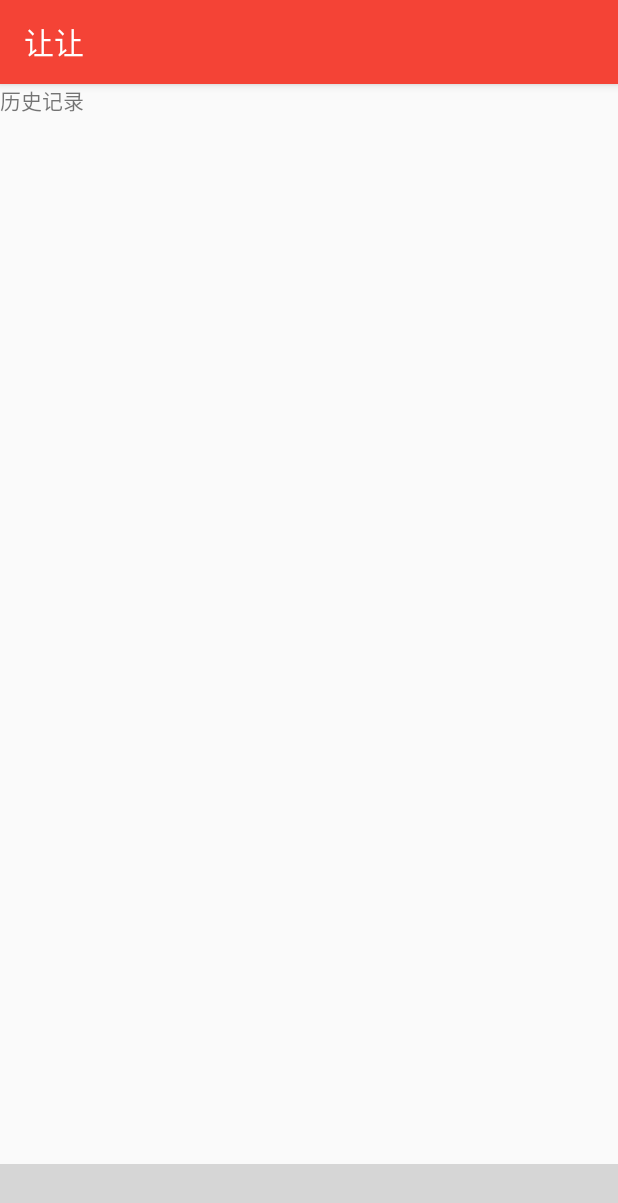
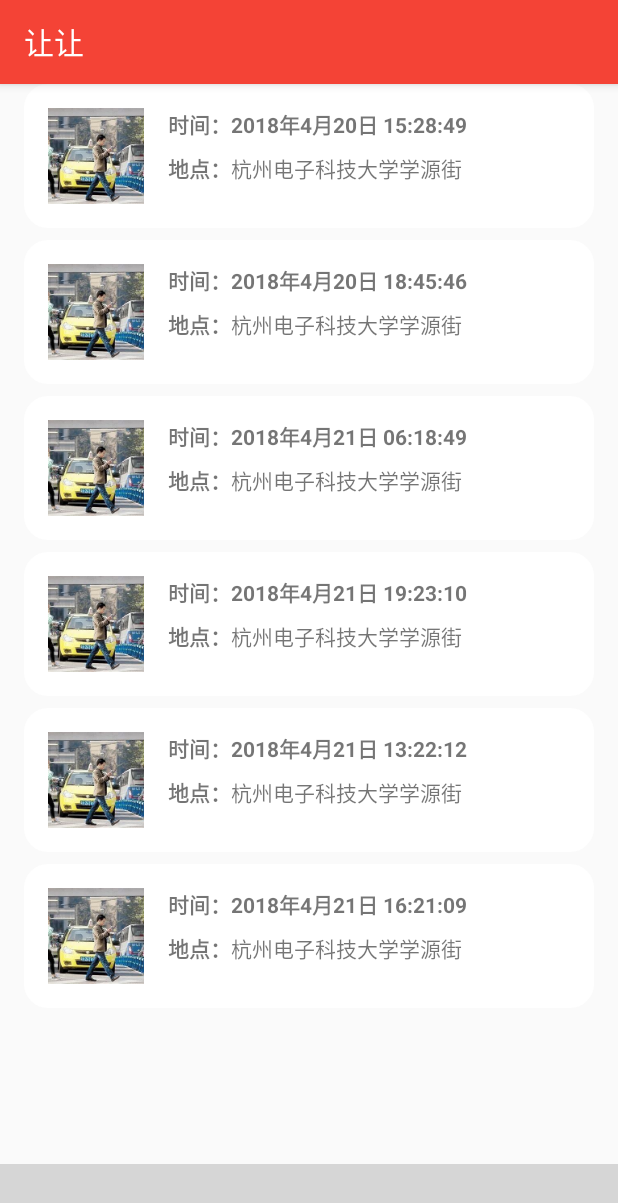
Before and after one commit to JaylenHsieh/Rangrang, an Android app: the fragment HistoryFragment placed in its activity, on a phone screen of 412 x 824 dp. Shown: the top 1203 px of the screen. Run offline under Robolectric (Android 15) with nearby library versions, the phone set to English and light mode, and no system bars; plain views replace BottomBar; 1 statement that could not run was skipped; grey boxes are pictures that could not be loaded.

Commit message:
完成历史记录的界面，假的数据

```diff
--- a/app/src/main/java/com/newe/rangrang/HistoryFragment.java
+++ b/app/src/main/java/com/newe/rangrang/HistoryFragment.java
@@ -3,16 +3,25 @@ package com.newe.rangrang;
 
 import android.os.Bundle;
 import android.support.v4.app.Fragment;
+import android.support.v7.widget.LinearLayoutManager;
+import android.support.v7.widget.RecyclerView;
 import android.view.LayoutInflater;
 import android.view.View;
 import android.view.ViewGroup;
 
+import com.newe.rangrang.adapter.HistoryAdapter;
+import com.newe.rangrang.bean.HistoryBean;
+
+import java.util.ArrayList;
+import java.util.List;
 
 
 /**
  * A simple {@link Fragment} subclass.
  */
 public class HistoryFragment extends Fragment {
+
+    private static List<HistoryBean> mHistoryList = new ArrayList<>();
 
 
     public HistoryFragment() {
@@ -24,7 +33,31 @@ public class HistoryFragment extends Fragment {
     public View onCreateView(LayoutInflater inflater, ViewGroup container,
                              Bundle savedInstanceState) {
         // Inflate the layout for this fragment
-        return inflater.inflate(R.layout.fragment_history, container, false);
+        View view = inflater.inflate(R.layout.fragment_history, container, false);
+        RecyclerView recyclerView = view.findViewById(R.id.list_history);
+        recyclerView.setLayoutManager(new LinearLayoutManager(getContext()));
+        recyclerView.setAdapter(new HistoryAdapter(mHistoryList));
+        return view;
     }
 
+    @Override
+    public void onResume() {
+        super.onResume();
+        initList();
+    }
+
+    private void initList(){
+        HistoryBean h1 = new HistoryBean("2018年4月20日 15:28:49","杭州电子科技大学学源街",R.mipmap.img_road);
+        HistoryBean h2 = new HistoryBean("2018年4月20日 18:45:46","杭州电子科技大学学源街",R.mipmap.img_road);
+        HistoryBean h3 = new HistoryBean("2018年4月21日 06:18:49","杭州电子科技大学学源街",R.mipmap.img_road);
+        HistoryBean h4 = new HistoryBean("2018年4月21日 19:23:10","杭州电子科技大学学源街",R.mipmap.img_road);
+        HistoryBean h5 = new HistoryBean("2018年4月21日 13:22:12","杭州电子科技大学学源街",R.mipmap.img_road);
+        HistoryBean h6 = new HistoryBean("2018年4月21日 16:21:09","杭州电子科技大学学源街",R.mipmap.img_road);
+        mHistoryList.add(h1);
+        mHistoryList.add(h2);
+        mHistoryList.add(h3);
+        mHistoryList.add(h4);
+        mHistoryList.add(h5);
+        mHistoryList.add(h6);
+    }
 }
--- a/app/src/main/java/com/newe/rangrang/MainActivity.kt
+++ b/app/src/main/java/com/newe/rangrang/MainActivity.kt
@@ -18,7 +18,7 @@ class MainActivity : AppCompatActivity() {
                 R.id.tab_flash -> replaceFragment(FlashFragment())
                 R.id.tab_screen -> replaceFragment(ScreenFragment())
                 R.id.tab_history -> replaceFragment(HistoryFragment())
-                R.id.tab_profile -> replaceFragment(ScreenFragment())
+                R.id.tab_profile -> replaceFragment(ProfileFragment())
                 else -> Toast.makeText(this,"出错啦",Toast.LENGTH_SHORT).show()
             }
         }
--- /dev/null
+++ b/app/src/main/java/com/newe/rangrang/adapter/HistoryAdapter.java
@@ -0,0 +1,60 @@
+package com.newe.rangrang.adapter;
+
+import android.support.annotation.NonNull;
+import android.support.v7.widget.RecyclerView;
+import android.view.LayoutInflater;
+import android.view.View;
+import android.view.ViewGroup;
+import android.widget.ImageView;
+import android.widget.TextView;
+
+import com.newe.rangrang.R;
+import com.newe.rangrang.bean.HistoryBean;
+
+import java.util.List;
+
+/**
+ * Created by Jaylen Hsieh on 2018/04/22.
+ */
+public class HistoryAdapter extends RecyclerView.Adapter<HistoryAdapter.MyViewHolder> {
+
+    private List<HistoryBean> mHistoryList;
+
+    static class MyViewHolder extends RecyclerView.ViewHolder{
+        ImageView photo;
+        TextView time;
+        TextView location;
+
+        public MyViewHolder(View view){
+            super(view);
+            photo = view.findViewById(R.id.img_photo);
+            time = view.findViewById(R.id.tv_time);
+            location = view.findViewById(R.id.tv_location);
+        }
+    }
+
+    public HistoryAdapter(List<HistoryBean> historyList){
+        mHistoryList = historyList;
+    }
+
+    @NonNull
+    @Override
+    public MyViewHolder onCreateViewHolder(@NonNull ViewGroup parent, int viewType) {
+        View view = LayoutInflater.from(parent.getContext()).inflate(R.layout.item_history, parent,false);
+        final MyViewHolder holder = new MyViewHolder(view);
+        return holder;
+    }
+
+    @Override
+    public void onBindViewHolder(@NonNull MyViewHolder holder, int position) {
+        HistoryBean historyBean = mHistoryList.get(position);
+        holder.photo.setImageResource(historyBean.getPhoto());
+        holder.time.setText(historyBean.getTime());
+        holder.location.setText(historyBean.getLocation());
+    }
+
+    @Override
+    public int getItemCount() {
+        return mHistoryList.size();
+    }
+}
--- /dev/null
+++ b/app/src/main/java/com/newe/rangrang/bean/HistoryBean.java
@@ -0,0 +1,41 @@
+package com.newe.rangrang.bean;
+
+/**
+ * Created by Jaylen Hsieh on 2018/04/22.
+ */
+public class HistoryBean {
+
+    private String time;
+    private String location;
+    private int photo;
+
+    public HistoryBean(String time, String location, int photo) {
+        this.time = time;
+        this.location = location;
+        this.photo = photo;
+    }
+
+    public String getTime() {
+        return time;
+    }
+
+    public void setTime(String time) {
+        this.time = time;
+    }
+
+    public String getLocation() {
+        return location;
+    }
+
+    public void setLocation(String location) {
+        this.location = location;
+    }
+
+    public int getPhoto() {
+        return photo;
+    }
+
+    public void setPhoto(int photo) {
+        this.photo = photo;
+    }
+}
--- /dev/null
+++ b/app/src/main/res/drawable/bg_list.xml
@@ -0,0 +1,6 @@
+<?xml version="1.0" encoding="utf-8"?>
+<shape xmlns:android="http://schemas.android.com/apk/res/android">
+    <corners android:radius="16dp"/>
+    <solid android:color="#fff"/>
+
+</shape>
--- a/app/src/main/res/layout/fragment_history.xml
+++ b/app/src/main/res/layout/fragment_history.xml
@@ -6,9 +6,9 @@
     tools:context=".HistoryFragment">
 
     <!-- TODO: Update blank fragment layout -->
-    <TextView
+
+    <android.support.v7.widget.RecyclerView
+        android:id="@+id/list_history"
         android:layout_width="match_parent"
-        android:layout_height="match_parent"
-        android:text="历史记录" />
-
+        android:layout_height="match_parent"/>
 </FrameLayout>
--- /dev/null
+++ b/app/src/main/res/layout/item_history.xml
@@ -0,0 +1,59 @@
+<?xml version="1.0" encoding="utf-8"?>
+<android.support.constraint.ConstraintLayout xmlns:android="http://schemas.android.com/apk/res/android"
+    xmlns:app="http://schemas.android.com/apk/res-auto"
+    xmlns:tools="http://schemas.android.com/tools"
+    android:layout_width="match_parent"
+    android:layout_height="wrap_content"
+    android:background="@drawable/bg_list"
+    android:padding="16dp"
+    android:layout_marginStart="16dp"
+    android:layout_marginEnd="16dp"
+    android:layout_marginBottom="8dp">
+
+    <ImageView
+        android:id="@+id/img_photo"
+        android:layout_width="64dp"
+        android:layout_height="64dp"
+        android:scaleType="centerCrop"
+        android:src="@mipmap/img_road"
+        app:layout_constraintStart_toStartOf="parent"
+        app:layout_constraintTop_toTopOf="parent" />
+
+    <TextView
+        android:id="@+id/textView"
+        android:layout_width="wrap_content"
+        android:layout_height="wrap_content"
+        android:layout_marginStart="16dp"
+        android:text="时间："
+        android:textStyle="bold"
+        app:layout_constraintStart_toEndOf="@+id/img_photo"
+        app:layout_constraintTop_toTopOf="@+id/img_photo" />
+
+    <TextView
+        android:id="@+id/tv_time"
+        android:layout_width="wrap_content"
+        android:layout_height="wrap_content"
+        android:text="2018年4月20日 15:28:49"
+        android:textStyle="bold"
+        app:layout_constraintStart_toEndOf="@+id/textView"
+        app:layout_constraintTop_toTopOf="@+id/textView" />
+
+    <TextView
+        android:id="@+id/textView2"
+        android:layout_width="wrap_content"
+        android:layout_height="wrap_content"
+        android:layout_marginTop="8dp"
+        android:text="地点："
+        android:textStyle="bold"
+        app:layout_constraintStart_toStartOf="@+id/textView"
+        app:layout_constraintTop_toBottomOf="@+id/textView" />
+
+    <TextView
+        android:id="@+id/tv_location"
+        android:layout_width="wrap_content"
+        android:layout_height="wrap_content"
+        android:text="杭州电子科技大学学源街"
+        app:layout_constraintStart_toEndOf="@+id/textView2"
+        app:layout_constraintTop_toTopOf="@+id/textView2" />
+
+</android.support.constraint.ConstraintLayout>
```
Also changed, not shown: app/src/main/res/mipmap-xxhdpi/img_road.jpg (added).
